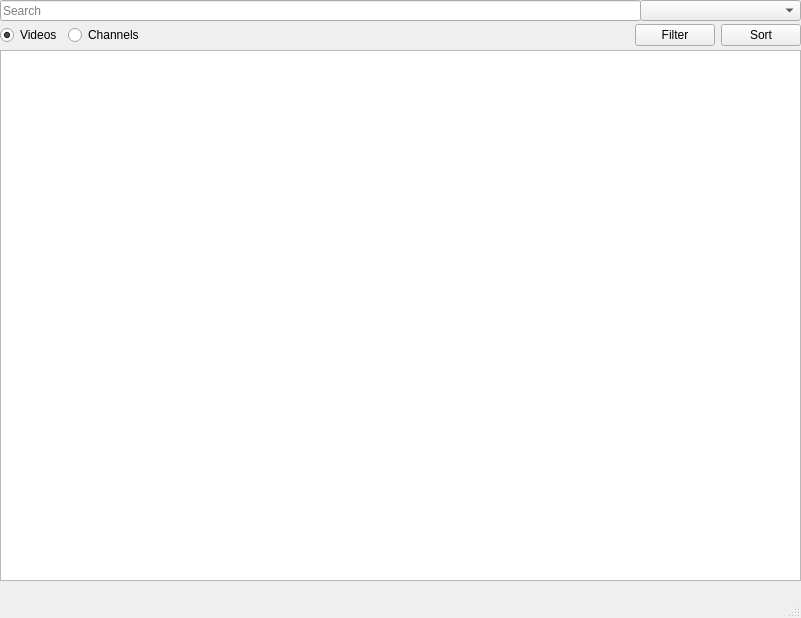
drk10015/WatchTime-Calculator, file ui/mainVideoList.ui: the form before one commit.
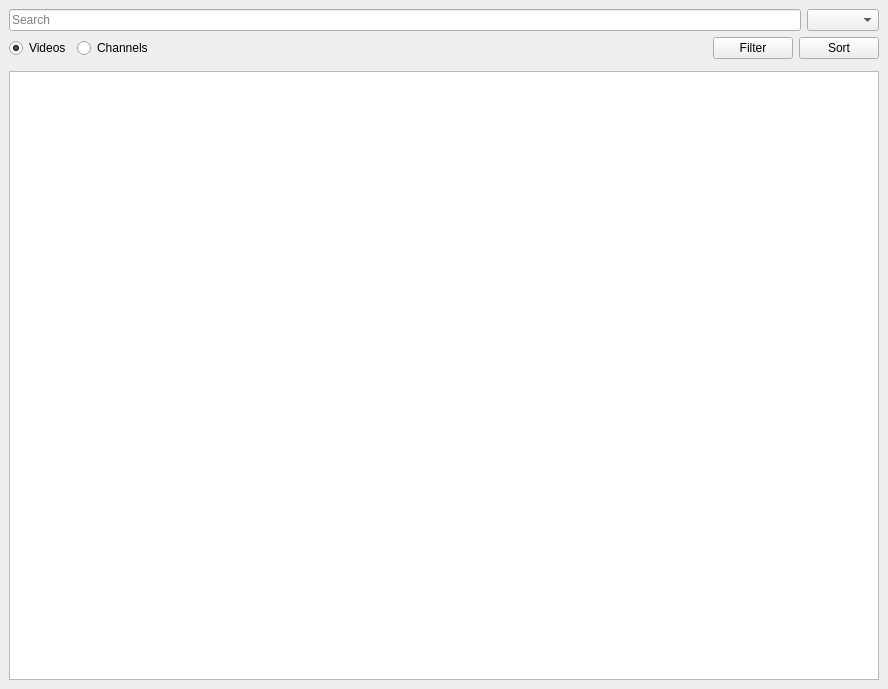
The form after the commit.

Diff of the .ui file:
```diff
--- a/ui/mainVideoList.ui
+++ b/ui/mainVideoList.ui
@@ -6,62 +6,30 @@
    <rect>
     <x>0</x>
     <y>0</y>
-    <width>801</width>
-    <height>618</height>
+    <width>888</width>
+    <height>689</height>
    </rect>
   </property>
   <property name="windowTitle">
    <string>MainWindow</string>
   </property>
   <widget class="QWidget" name="centralwidget">
+   <layout class="QVBoxLayout" name="verticalLayout">
+    <item>
+     <layout class="QHBoxLayout" name="horizontalLayout_3">
+      <item>
    <widget class="QLineEdit" name="searchBar">
-    <property name="geometry">
-     <rect>
-      <x>0</x>
-      <y>0</y>
-      <width>641</width>
-      <height>21</height>
-     </rect>
-    </property>
     <property name="placeholderText">
      <string>Search</string>
     </property>
    </widget>
-   <widget class="QListWidget" name="videoView">
-    <property name="geometry">
-     <rect>
-      <x>0</x>
-      <y>50</y>
-      <width>801</width>
-      <height>531</height>
-     </rect>
-    </property>
-   </widget>
-   <widget class="QDialogButtonBox" name="buttonBox">
-    <property name="geometry">
-     <rect>
-      <x>0</x>
-      <y>20</y>
-      <width>801</width>
-      <height>23</height>
-     </rect>
-    </property>
-    <property name="standardButtons">
-     <set>QDialogButtonBox::NoButton</set>
-    </property>
-    <property name="centerButtons">
-     <bool>false</bool>
-    </property>
-   </widget>
-   <widget class="QWidget" name="horizontalLayoutWidget">
-    <property name="geometry">
-     <rect>
-      <x>0</x>
-      <y>20</y>
-      <width>801</width>
-      <height>31</height>
-     </rect>
-    </property>
+      </item>
+      <item>
+       <widget class="QComboBox" name="comboBox"/>
+      </item>
+     </layout>
+    </item>
+    <item>
     <layout class="QHBoxLayout" name="horizontalLayout">
      <item>
       <widget class="QRadioButton" name="videoButton">
@@ -117,29 +85,22 @@
       </widget>
      </item>
     </layout>
-   </widget>
-   <widget class="QComboBox" name="comboBox">
-    <property name="geometry">
-     <rect>
-      <x>640</x>
-      <y>0</y>
-      <width>161</width>
-      <height>21</height>
-     </rect>
-    </property>
-   </widget>
-  </widget>
-  <widget class="QMenuBar" name="menubar">
-   <property name="geometry">
-    <rect>
-     <x>0</x>
-     <y>0</y>
-     <width>801</width>
-     <height>21</height>
-    </rect>
-   </property>
-  </widget>
-  <widget class="QStatusBar" name="statusbar"/>
+    </item>
+    <item>
+     <widget class="QDialogButtonBox" name="buttonBox">
+      <property name="standardButtons">
+       <set>QDialogButtonBox::NoButton</set>
+      </property>
+      <property name="centerButtons">
+       <bool>false</bool>
+      </property>
+     </widget>
+    </item>
+    <item>
+     <widget class="QListWidget" name="videoView"/>
+    </item>
+   </layout>
+  </widget>
  </widget>
  <resources/>
  <connections/>
```
Lines whose indentation alone changed are shown as unchanged.
